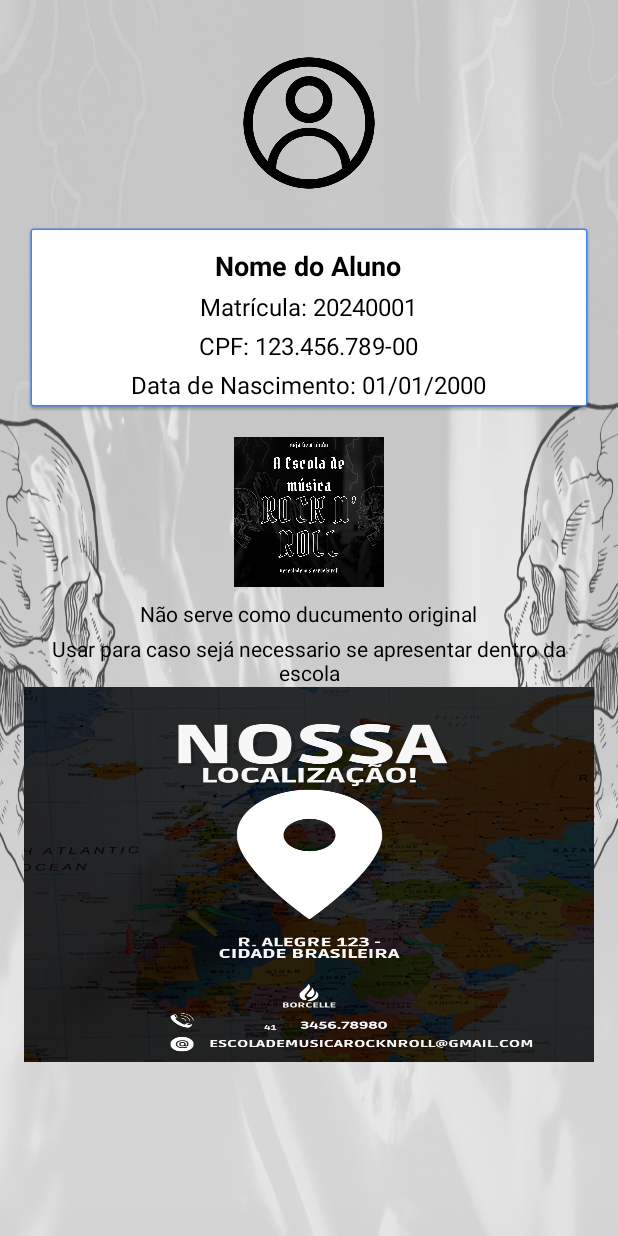
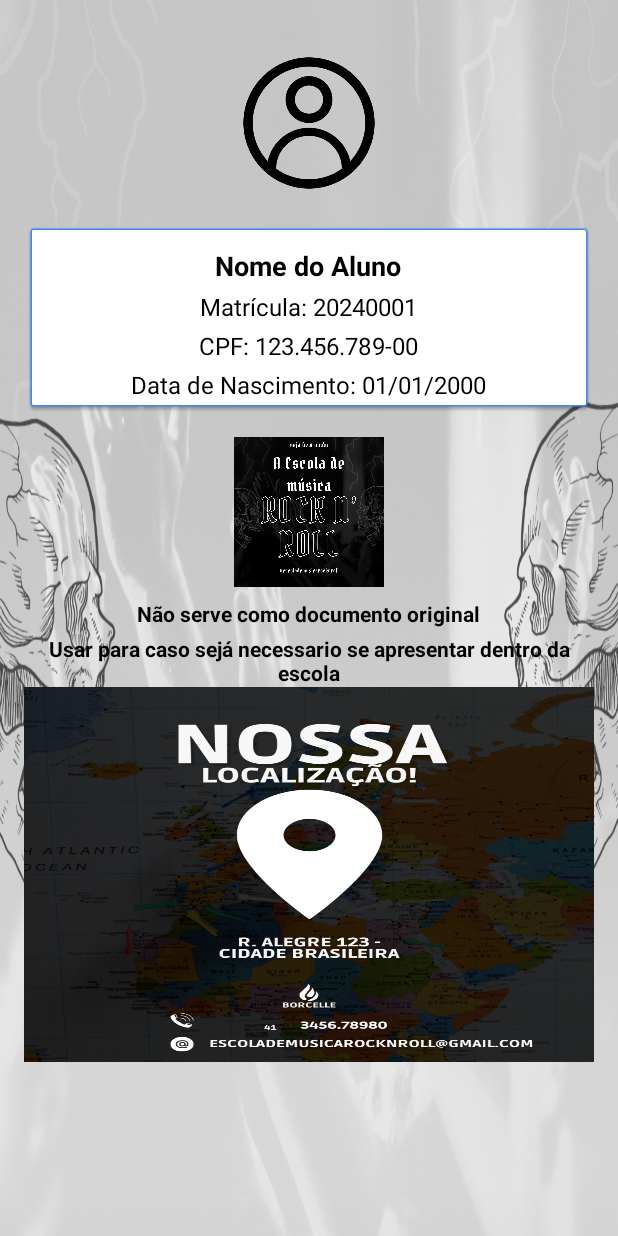
Before and after one commit to MauricioStocker/EscolaDeMusicaApplication, an Android app: the layout dialog_carteirinha.xml on its own in the app's theme, with its tools: preview values and no code run, on a phone screen of 412 x 824 dp. Run offline under Robolectric (Android 15) with nearby library versions, the phone set to English and light mode, and no system bars.

Commit message:
atualização final

```diff
--- a/app/src/main/java/com/br/escolademusicaapplication/MainActivity.java
+++ b/app/src/main/java/com/br/escolademusicaapplication/MainActivity.java
@@ -43,6 +43,7 @@ MainActivity extends AppCompatActivity {
                 Log.d("Aluno", "CPF: " + aluno.getAluno_cpf());
                 Log.d("Aluno", "dtanas: " + aluno.getAluno_dataNascimento());
                 Log.d("Aluno", "matricula: " + aluno.getAluno_matricula());
+                Log.d("Aluno", "senha: " + aluno.getAluno_senha());
                 Log.d("Aluno", "-------------------------------------");
             }
         } else {
--- a/app/src/main/res/layout/dialog_carteirinha.xml
+++ b/app/src/main/res/layout/dialog_carteirinha.xml
@@ -94,9 +94,10 @@
             android:layout_height="wrap_content"
             android:layout_marginTop="8dp"
             android:gravity="center"
-            android:text="Não serve como ducumento original"
+            android:text="Não serve como documento original"
             android:textColor="@color/black"
-            android:textSize="14sp" />
+            android:textSize="14sp"
+            android:textStyle="bold" />
 
         <TextView
             android:id="@+id/textoAdicional2"
@@ -106,7 +107,8 @@
             android:gravity="center"
             android:text="Usar para caso sejá necessario se apresentar dentro da escola"
             android:textColor="@color/black"
-            android:textSize="14sp" />
+            android:textSize="14sp"
+            android:textStyle="bold" />
 
         <ImageView
             android:id="@+id/imageView5"
```
